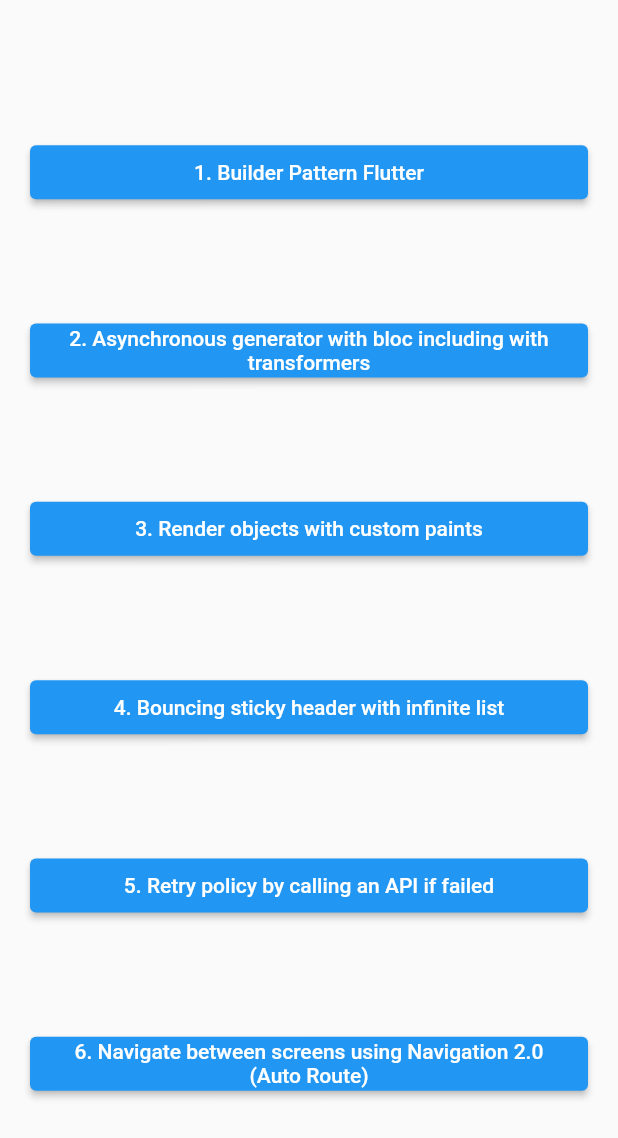
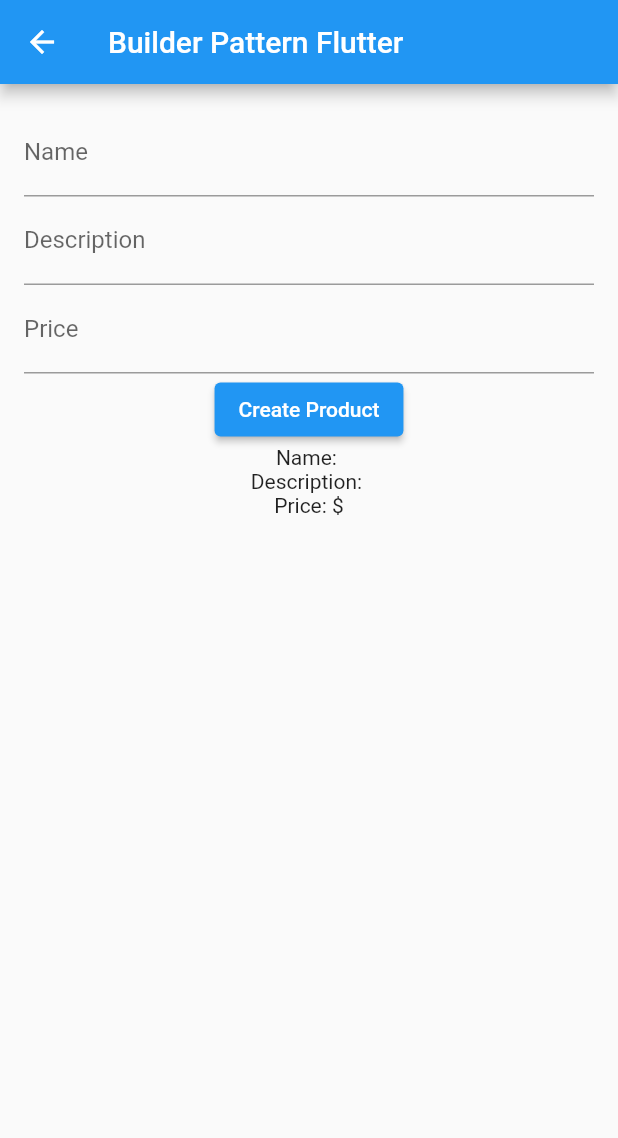
Before and after one commit to Uvais-Mohammad/flutter_practices, a Flutter app: the screen it shows after launch, after a tap on "1. Builder Pattern Flutter", on a phone screen of 412 x 824 dp. Shown: the top 1138 px of the screen. Run offline on Flutter 3.47's test engine with Material 2 defaults, Android fonts, the phone set to English and light mode, and no system bars; our stand-ins replace auto_route, bloc, equatable, flutter_bloc, get_it, sticky_headers.

Commit message:
feat:Builder Pattern Flutter

```diff
--- /dev/null
+++ b/lib/features/builder_pattern/models/product_builder.dart
@@ -0,0 +1,9 @@
+import 'package:aqary_test/features/builder_pattern/models/product_model.dart';
+
+class ProductBuilder {
+  late String name;
+  late String description;
+  late double price;
+
+  Product build() => Product(this);
+}
--- /dev/null
+++ b/lib/features/builder_pattern/models/product_model.dart
@@ -0,0 +1,16 @@
+import 'package:aqary_test/features/builder_pattern/models/product_builder.dart';
+
+class Product {
+  final String _name;
+  final String _description;
+  final double _price;
+
+  String get name => _name;
+  String get description => _description;
+  double get price => _price;
+
+  Product(ProductBuilder builder)
+      : _name = builder.name ,
+        _description = builder.description ,
+        _price = builder.price ;
+}
--- /dev/null
+++ b/lib/features/builder_pattern/screens/product_screen.dart
@@ -0,0 +1,48 @@
+import 'package:aqary_test/features/builder_pattern/models/product_builder.dart';
+import 'package:aqary_test/features/builder_pattern/models/product_model.dart';
+import 'package:aqary_test/features/builder_pattern/widgets/product_display.dart';
+import 'package:aqary_test/features/builder_pattern/widgets/product_form.dart';
+import 'package:aqary_test/features/builder_pattern/widgets/product_list.dart';
+import 'package:flutter/material.dart';
+
+class ProductScreen extends StatefulWidget {
+  const ProductScreen({super.key});
+
+  @override
+  State<ProductScreen> createState() => _ProductScreenState();
+}
+
+class _ProductScreenState extends State<ProductScreen> {
+
+  ProductBuilder builder = ProductBuilder();
+  Product? product;
+  List<Product> products = [];
+
+  @override
+  Widget build(BuildContext context) {
+    return Scaffold(
+      appBar: AppBar(
+        title: const Text('Builder Pattern Flutter'),
+      ),
+      body: Padding(
+        padding: const EdgeInsets.all(16.0),
+        child: Column(
+          children: [
+            ProductForm(builder: builder),
+            ElevatedButton(
+              onPressed: () {
+                setState(() {
+                  product = builder.build();
+                  products.add(product!);
+                });
+              },
+              child: const Text('Create Product'),
+            ),
+            ProductDisplay(product: product),
+            ProductList(products: products),
+          ],
+        ),
+      ),
+    );
+  }
+}
--- /dev/null
+++ b/lib/features/builder_pattern/widgets/product_display.dart
@@ -0,0 +1,20 @@
+import 'package:aqary_test/features/builder_pattern/models/product_model.dart';
+import 'package:flutter/material.dart';
+
+class ProductDisplay extends StatelessWidget {
+  final Product? product;
+
+  const ProductDisplay({super.key, required this.product});
+
+  @override
+  Widget build(BuildContext context) {
+    return Column(
+      mainAxisSize: MainAxisSize.min,
+      children: [
+        Text('Name: ${product?.name ?? ""}'),
+        Text('Description: ${product?.description ?? ''}'),
+        Text('Price: \$${product?.price.toStringAsFixed(2) ?? ''}'),
+      ],
+    );
+  }
+}
--- /dev/null
+++ b/lib/features/builder_pattern/widgets/product_form.dart
@@ -0,0 +1,46 @@
+import 'package:aqary_test/features/builder_pattern/models/product_builder.dart';
+import 'package:flutter/material.dart';
+
+class ProductForm extends StatefulWidget {
+  final ProductBuilder builder;
+
+  const ProductForm({super.key, required this.builder});
+
+  @override
+  ProductFormState createState() => ProductFormState();
+}
+
+class ProductFormState extends State<ProductForm> {
+  final TextEditingController nameController = TextEditingController();
+  final TextEditingController descriptionController = TextEditingController();
+  final TextEditingController priceController = TextEditingController();
+
+  @override
+  Widget build(BuildContext context) {
+    return Column(
+      children: [
+        TextFormField(
+          controller: nameController,
+          decoration: const InputDecoration(labelText: 'Name'),
+          onChanged: (value) {
+            widget.builder.name = value;
+          },
+        ),
+        TextFormField(
+          controller: descriptionController,
+          decoration: const InputDecoration(labelText: 'Description'),
+          onChanged: (value) {
+            widget.builder.description = value;
+          },
+        ),
+        TextFormField(
+          controller: priceController,
+          decoration: const InputDecoration(labelText: 'Price'),
+          onChanged: (value) {
+            widget.builder.price = double.tryParse(value) ?? 0.0;
+          },
+        ),
+      ],
+    );
+  }
+}
--- /dev/null
+++ b/lib/features/builder_pattern/widgets/product_list.dart
@@ -0,0 +1,45 @@
+import 'package:aqary_test/features/builder_pattern/models/product_model.dart';
+import 'package:flutter/material.dart';
+
+class ProductList extends StatefulWidget {
+  const ProductList({
+    super.key,
+    required this.products,
+  });
+
+  final List<Product> products;
+
+  @override
+  State<ProductList> createState() => _ProductListState();
+}
+
+class _ProductListState extends State<ProductList> {
+  @override
+  Widget build(BuildContext context) {
+    return Expanded(
+      child: ListView.builder(
+        itemCount: widget.products.length,
+        itemBuilder: (context, index) {
+          return ListTile(
+            title: Text(widget.products[index].name),
+            subtitle: Row(
+              mainAxisAlignment: MainAxisAlignment.spaceBetween,
+              children: [
+                Text(widget.products[index].description),
+                Text('\$${widget.products[index].price.toString()}'),
+              ],
+            ),
+            trailing: IconButton(
+              onPressed: () {
+                setState(() {
+                  widget.products.removeAt(index);
+                });
+              },
+              icon: const Icon(Icons.delete),
+            ),
+          );
+        },
+      ),
+    );
+  }
+}
--- a/lib/features/home/screens.dart/home_screen.dart
+++ b/lib/features/home/screens.dart/home_screen.dart
@@ -1,4 +1,5 @@
 import 'package:aqary_test/features/auto_route_navigation/screens/first_screen.dart';
+import 'package:aqary_test/features/builder_pattern/screens/product_screen.dart';
 import 'package:aqary_test/features/retry_policy/screens/retry_screen.dart';
 import 'package:aqary_test/features/sticky_header/screens/sticky_header_screen.dart';
 import 'package:auto_route/auto_route.dart';
@@ -18,7 +19,14 @@ class HomeScreen extends StatelessWidget {
           crossAxisAlignment: CrossAxisAlignment.stretch,
           children: [
             ElevatedButton(
-                onPressed: () {},
+                onPressed: () {
+                  Navigator.push<dynamic>(
+                    context,
+                    MaterialPageRoute(
+                      builder: (context) => const ProductScreen(),
+                    ),
+                  );
+                },
                 child: const Text("1. Builder Pattern Flutter")),
             ElevatedButton(
               onPressed: () {},
```
